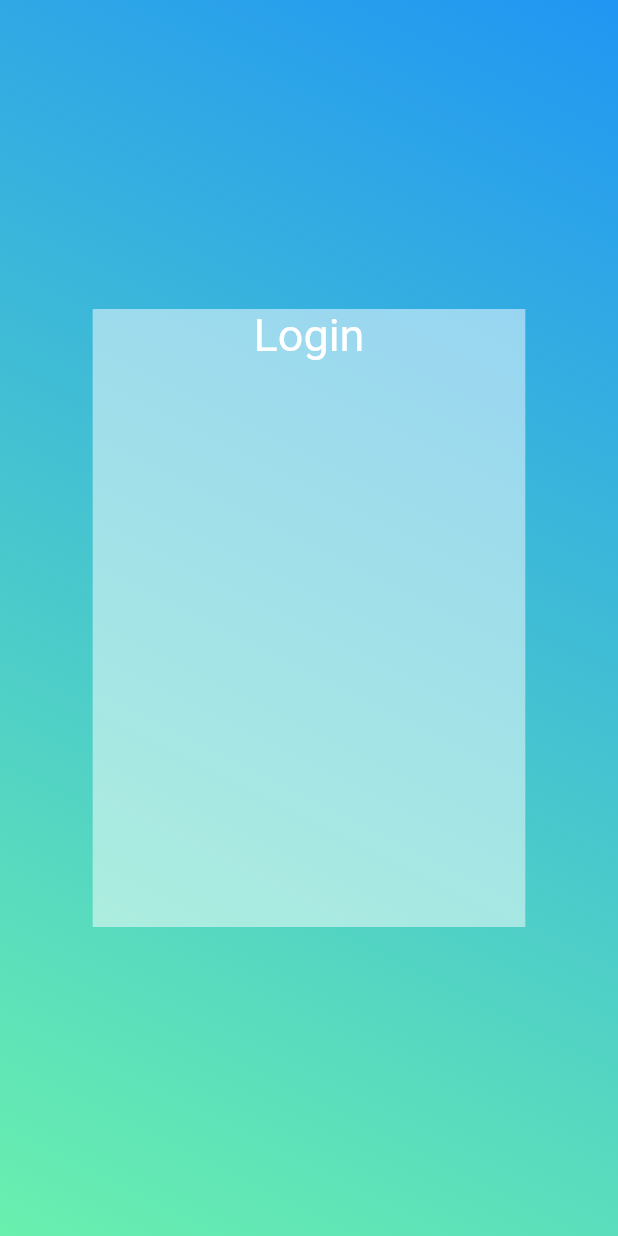
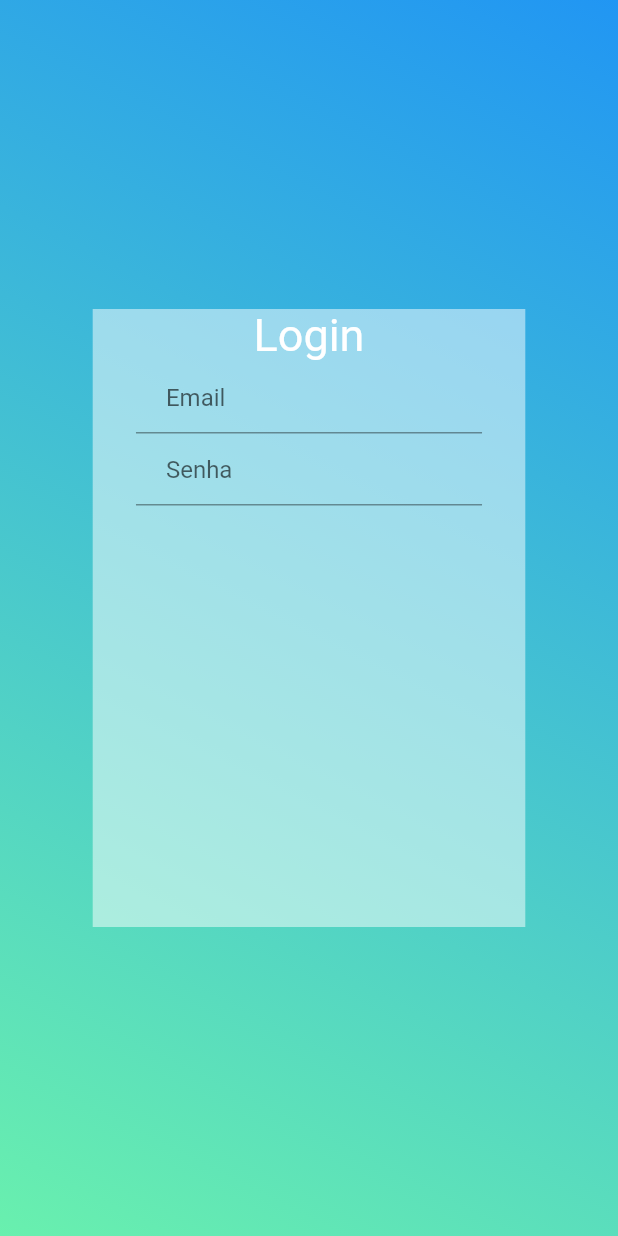
Before and after one commit to FBMLJ/movel_trabalho, a Flutter app: the screen it shows after launch, on a phone screen of 412 x 824 dp. Run offline on Flutter 3.47's test engine with Material 2 defaults, Android fonts, the phone set to English and light mode, and no system bars.

Commit message:
componente de textos funcionais

```diff
--- /dev/null
+++ b/lib/components/CustomTextField.dart
@@ -0,0 +1,23 @@
+// componentes de TextInput feito para otimizar o codigo e concentra toda logica nesse arquivo
+import 'package:flutter/material.dart';
+class CustomTextField extends StatelessWidget {
+  final String placeholder;
+  bool password;
+  CustomTextField({Key key,this.placeholder, this.password=false});
+  @override
+  Widget build(BuildContext context) {
+    return Center(
+      child: FractionallySizedBox(
+        widthFactor: 0.8,
+        child: TextField(
+          obscureText: this.password,
+          decoration: InputDecoration(
+            hintText: this.placeholder,
+              contentPadding:  EdgeInsets.only(left: 20.0)
+          ),
+        ),
+      )
+
+    );
+  }
+}
--- a/lib/screen/Login.dart
+++ b/lib/screen/Login.dart
@@ -1,4 +1,5 @@
 import 'package:flutter/material.dart';
+import '../components/CustomTextField.dart';
 //codigo responsavel pelo exibição da tela de login
 class LoginPage extends StatefulWidget {
 
@@ -18,6 +19,7 @@ class _LoginPageState extends State<LoginPage> {
             width: MediaQuery.of(context).size.width ,
             height: MediaQuery.of(context).size.height  ,
           decoration: BoxDecoration(
+            //gradiente
               gradient: LinearGradient(
                   begin: Alignment.topRight,
                   end: Alignment.bottomLeft,
@@ -27,16 +29,20 @@ class _LoginPageState extends State<LoginPage> {
             child: Center(
               child: Padding(
                 padding: EdgeInsets.all(10),
+                  //esse codigo cria um retangulo no meio da tela
                   child: Container(
+
                     width: MediaQuery.of(context).size.width *.7 ,
                     height: MediaQuery.of(context).size.height *.5  ,
                     color: Colors.white.withOpacity(.5),
                     child: Column(
                         children: <Widget>[
                           Text("Login", style: TextStyle(
-                            color: Colors.white,
-                            fontSize: 30
-                          ))
+                              color: Colors.white,
+                              fontSize: 30
+                            )),
+                          CustomTextField(placeholder: 'Email'),
+                          CustomTextField(placeholder: 'Senha',password: true)
                         ]
                     )
                   )
```
